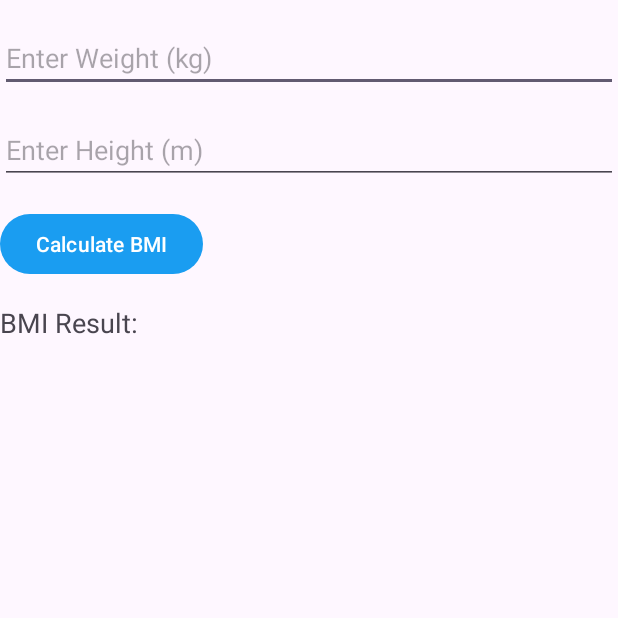
After one commit to nurfaizee/Capstone-Project-Bangkit-2023---CH2-PS392, an Android app: the BMIActivity screen opened directly, with no data from a screen before it, on a phone screen of 412 x 824 dp, the top half of it. The commit adds this screen. Run offline under Robolectric (Android 15) with nearby library versions, the phone set to English and light mode, and no system bars.

Commit message:
BMI
nambah activity BMI

```diff
--- a/Login, BottomNavBar/app/src/main/AndroidManifest.xml
+++ b/Login, BottomNavBar/app/src/main/AndroidManifest.xml
@@ -14,6 +14,9 @@
         android:supportsRtl="true"
         android:theme="@style/Theme.BottomNavigationBar"
         tools:targetApi="31">
+        <activity
+            android:name=".BMIActivity"
+            android:exported="false" />
         <activity
             android:name=".ui.profileManage.ManageProfileActivity"
             android:exported="false" />
--- /dev/null
+++ b/Login, BottomNavBar/app/src/main/java/com/dicoding/bottomnavigationbar/BMIActivity.kt
@@ -0,0 +1,48 @@
+package com.dicoding.bottomnavigationbar
+
+import androidx.appcompat.app.AppCompatActivity
+import android.os.Bundle
+import android.widget.Button
+import android.widget.EditText
+import android.widget.TextView
+
+class BMIActivity : AppCompatActivity() {
+
+    override fun onCreate(savedInstanceState: Bundle?) {
+        super.onCreate(savedInstanceState)
+        setContentView(R.layout.activity_bmiactivity)
+
+        val buttonCalculateBMI: Button = findViewById(R.id.buttonCalculateBMI)
+        val editTextWeight: EditText = findViewById(R.id.editTextWeight)
+        val editTextHeight: EditText = findViewById(R.id.editTextHeight)
+        val textViewResult: TextView = findViewById(R.id.textViewResult)
+
+        buttonCalculateBMI.setOnClickListener {
+            val weightStr = editTextWeight.text.toString()
+            val heightStr = editTextHeight.text.toString()
+
+            if (weightStr.isNotEmpty() && heightStr.isNotEmpty()) {
+                val weight = weightStr.toFloat()
+                val height = heightStr.toFloat()
+
+                val bmi = calculateBMI(weight, height)
+                val category = getCategory(bmi)
+                textViewResult.text = "BMI Result: $bmi\\nCategory: $category"
+            } else {
+                textViewResult.text = "Please enter both weight and height."
+            }
+        }
+    }
+
+    private fun calculateBMI(weight: Float, height: Float): Float {
+        return weight / (height * height)
+    }
+    private fun getCategory(bmi: Float): String {
+        return when {
+            bmi < 18.5 -> "Underweight"
+            bmi < 24.9 -> "Normal Weight"
+            bmi < 29.9 -> "Overweight"
+            else -> "Obese"
+        }
+    }
+}
--- /dev/null
+++ b/Login, BottomNavBar/app/src/main/res/layout/activity_bmiactivity.xml
@@ -0,0 +1,41 @@
+<?xml version="1.0" encoding="utf-8"?>
+<RelativeLayout xmlns:android="http://schemas.android.com/apk/res/android"
+    xmlns:tools="http://schemas.android.com/tools"
+    android:layout_width="match_parent"
+    android:layout_height="match_parent"
+    tools:context=".BMIActivity">
+
+    <EditText
+        android:id="@+id/editTextWeight"
+        android:layout_width="match_parent"
+        android:layout_height="wrap_content"
+        android:layout_marginTop="16dp"
+        android:hint="Enter Weight (kg)"
+        android:inputType="numberDecimal"/>
+
+    <EditText
+        android:id="@+id/editTextHeight"
+        android:layout_width="match_parent"
+        android:layout_height="wrap_content"
+        android:layout_below="@id/editTextWeight"
+        android:layout_marginTop="16dp"
+        android:hint="Enter Height (m)"
+        android:inputType="numberDecimal"/>
+
+    <Button
+        android:id="@+id/buttonCalculateBMI"
+        android:layout_width="wrap_content"
+        android:layout_height="wrap_content"
+        android:layout_below="@id/editTextHeight"
+        android:layout_marginTop="16dp"
+        android:text="Calculate BMI"/>
+
+    <TextView
+        android:id="@+id/textViewResult"
+        android:layout_width="wrap_content"
+        android:layout_height="wrap_content"
+        android:layout_below="@id/buttonCalculateBMI"
+        android:layout_marginTop="16dp"
+        android:text="BMI Result: "
+        android:textSize="18sp"/>
+</RelativeLayout>
```
Also changed, not shown: Login, BottomNavBar/app/src/main/java/com/dicoding/bottomnavigationbar/ui/fragment/HomeFragment.kt (+20 -2 lines), Login, BottomNavBar/app/src/main/java/com/dicoding/bottomnavigationbar/ui/login/SignInActivity.kt (+23 -19 lines), Login, BottomNavBar/app/src/main/res/layout/fragment_home.xml (+7 -0 lines).
